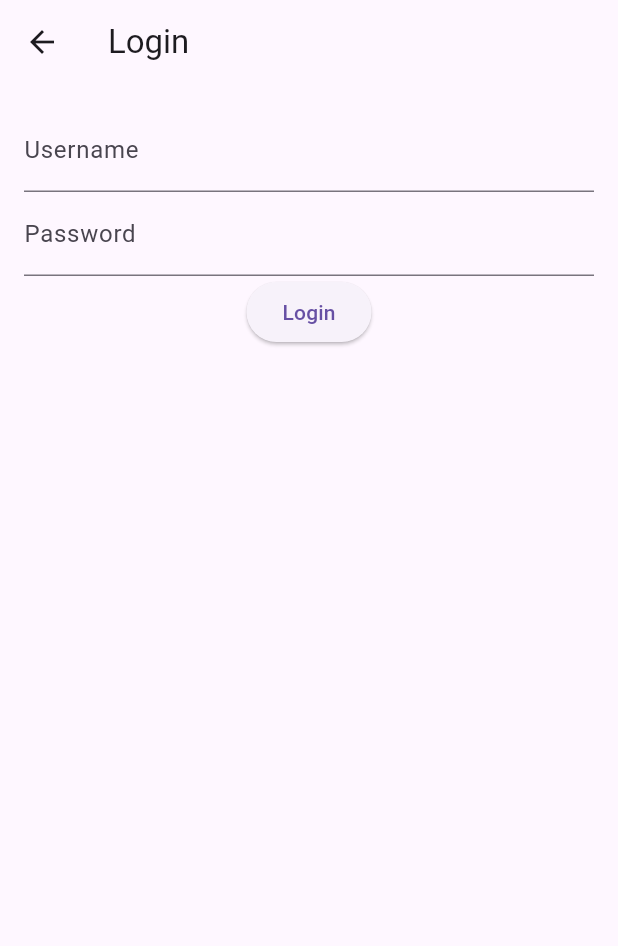
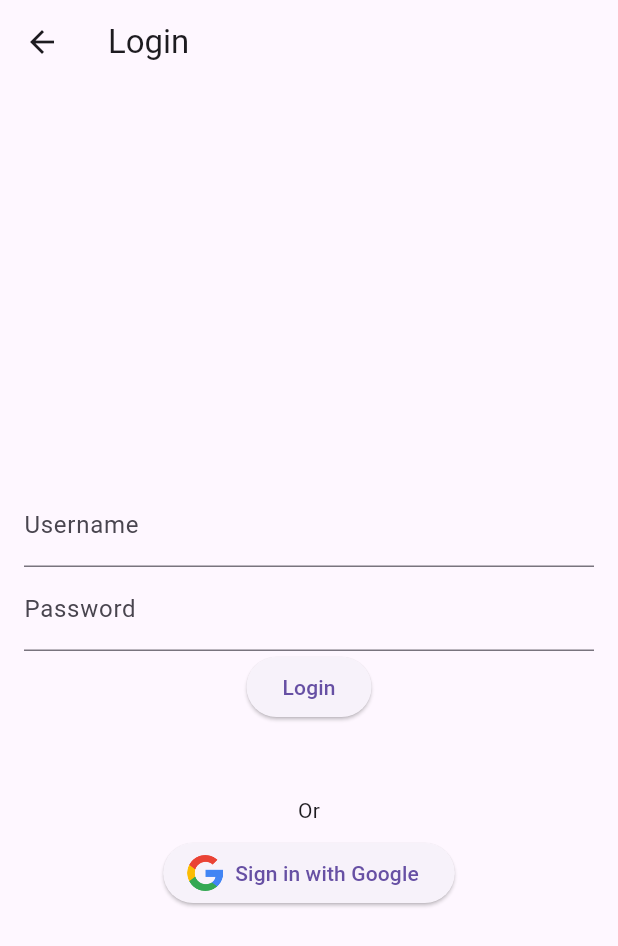
Before and after one commit to duclong3907/FPT_Job, a Flutter app: the screen it shows after launch, after a tap on "Login", on a phone screen of 412 x 824 dp. Shown: the top 946 px of the screen. Run offline on Flutter 3.47's test engine with Material 3 defaults, Android fonts, the phone set to English and light mode, and no system bars; our stand-ins replace get, image_picker, shared_preferences; missing offline and left inert: dart_jsonwebtoken; accounts and stored records are empty; network calls fail.

Commit message:
upload file image, fix port api for app

```diff
--- a/fe/mobile/lib/config/config_http.dart
+++ b/fe/mobile/lib/config/config_http.dart
@@ -1,4 +1,6 @@
 import 'dart:io';
+
+const String baseUrlApi = 'https://192.168.1.3:5001/api';
 
 class MyHttpOverrides extends HttpOverrides {
   @override
--- a/fe/mobile/lib/repository/auth_repos.dart
+++ b/fe/mobile/lib/repository/auth_repos.dart
@@ -5,10 +5,10 @@ import '../config/config_http.dart';
 import 'package:shared_preferences/shared_preferences.dart';
 
 class AuthService {
-  final String baseUrl = 'https://192.168.1.5:5001/api/Auth';
+  final String apiUrl = '$baseUrlApi/Auth';
 
   Future<String?> login(String userName, String password) async {
-    final url = Uri.parse('$baseUrl/Login');
+    final url = Uri.parse('$apiUrl/Login');
     HttpOverrides.global = MyHttpOverrides();
     print('Sending POST request to $url with username: $userName');
 
@@ -46,7 +46,7 @@ class AuthService {
     final token = prefs.getString('token');
 
     if (token != null) {
-      final url = Uri.parse('$baseUrl/logout');
+      final url = Uri.parse('$apiUrl/logout');
       final response = await http.post(
         url,
         headers: {
--- a/fe/mobile/lib/repository/category_repos.dart
+++ b/fe/mobile/lib/repository/category_repos.dart
@@ -5,7 +5,7 @@ import '../config/config_http.dart';
 import '../models/category/job_category_model.dart';
 
 class JobCategoryRepository {
-  final String apiUrl = "https://192.168.1.5:5001/api/Categories";
+  final String apiUrl = "$baseUrlApi/Categories";
 
   Future<List<JobCategory>> fetchJobCategories() async {
     final response = await http.get(Uri.parse(apiUrl));
--- a/fe/mobile/lib/repository/job_repos.dart
+++ b/fe/mobile/lib/repository/job_repos.dart
@@ -7,7 +7,7 @@ import '../config/config_http.dart';
 import '../models/user/user_response_model.dart';
 
 class JobRepository {
-  String baseUrl = 'https://192.168.1.5:5001/api';
+  String baseUrl = baseUrlApi;
 
   Future<List<Job>> fetchJobs() async {
     try {
--- a/fe/mobile/lib/repository/user_repos.dart
+++ b/fe/mobile/lib/repository/user_repos.dart
@@ -6,7 +6,7 @@ import '../config/config_http.dart';
 import '../models/user/user_response_model.dart';
 
 class UserRepository {
-  final String baseUrl = 'https://192.168.1.5:5001/api';
+  final String baseUrl = baseUrlApi;
 
   Future<List<UserResponse>> fetchUsers() async {
     HttpOverrides.global = MyHttpOverrides();
--- a/fe/mobile/lib/views/auth/login_screen.dart
+++ b/fe/mobile/lib/views/auth/login_screen.dart
@@ -4,8 +4,12 @@ import 'package:mobile/view_models/auth_view_model.dart';
 
 class LoginScreen extends StatelessWidget {
   final AuthViewModel authViewModel = Get.put(AuthViewModel());
+
   final TextEditingController _userNameController = TextEditingController();
+
   final TextEditingController _passwordController = TextEditingController();
+
+  late final AuthViewModel _controller;
 
   void _login() async {
     final userName = _userNameController.text;
@@ -17,37 +21,88 @@ class LoginScreen extends StatelessWidget {
       if (token != null && token.isNotEmpty) {
         Get.offNamed('/main');
       } else {
-        print('Error: Token is null or empty');
+        Get.snackbar('warning', 'Invalid token');
       }
     } else {
-      print('Error logging in');
+      Get.snackbar('Error', 'Login failed');
     }
   }
 
   @override
   Widget build(BuildContext context) {
     return Scaffold(
-      appBar: AppBar(title: Text('Login')),
-      body: Padding(
-        padding: const EdgeInsets.all(16.0),
-        child: Column(
+      appBar: AppBar(title: const Text('Login')),
+      body: SafeArea(
+        child: Center(
+          child: SingleChildScrollView(
+            child: Column(
+              mainAxisAlignment: MainAxisAlignment.center,
+              crossAxisAlignment: CrossAxisAlignment.center,
+              children: [
+                // _buildLogo(),
+                const SizedBox(height: 32),
+                _buildEmailPasswordSignIn(),
+                const SizedBox(height: 32),
+                const Text('Or'),
+                const SizedBox(height: 8),
+                _buildGoogleSignInButton(),
+              ],
+            ),
+          ),
+        ),
+      ),
+    );
+  }
+
+  Widget _buildLogo() {
+    return Row(
+      mainAxisAlignment: MainAxisAlignment.center,
+      children: [
+        Image.asset(
+          'assets/images/',
+          height: 80,
+          fit: BoxFit.cover,
+          filterQuality: FilterQuality.high,
+        ),
+      ],
+    );
+  }
+
+  Widget _buildEmailPasswordSignIn() {
+    return Padding(
+      padding: const EdgeInsets.all(16),
+      child: Column(
           children: [
             TextField(
               controller: _userNameController,
-              decoration: InputDecoration(labelText: 'Username'),
+              decoration: const InputDecoration(labelText: 'Username'),
             ),
             TextField(
               controller: _passwordController,
-              decoration: InputDecoration(labelText: 'Password'),
+              decoration: const InputDecoration(labelText: 'Password'),
               obscureText: true,
             ),
             ElevatedButton(
               onPressed: _login,
-              child: Text('Login'),
+              child: const Text('Login'),
             ),
           ],
         ),
+    );
+  }
+
+  Widget _buildGoogleSignInButton() {
+    return ElevatedButton.icon(
+      onPressed: () {
+
+      },
+      icon: Image.asset(
+        'assets/images/google.png',
+        height: 24,
+        fit: BoxFit.cover,
+        filterQuality: FilterQuality.high,
       ),
+      label: const Text('Sign in with Google'),
     );
   }
 }
--- a/fe/mobile/pubspec.yaml
+++ b/fe/mobile/pubspec.yaml
@@ -33,3 +33,4 @@ flutter:
 
   assets:
     - assets/images/
+    - assets/images/google.png
```
Also changed, not shown: fe/mobile/lib/view_models/auth_view_model.dart (+0 -25 lines), fe/mobile/lib/views/profile_page.dart (+62 -20 lines), fe/mobile/assets/images/google.png (added).
